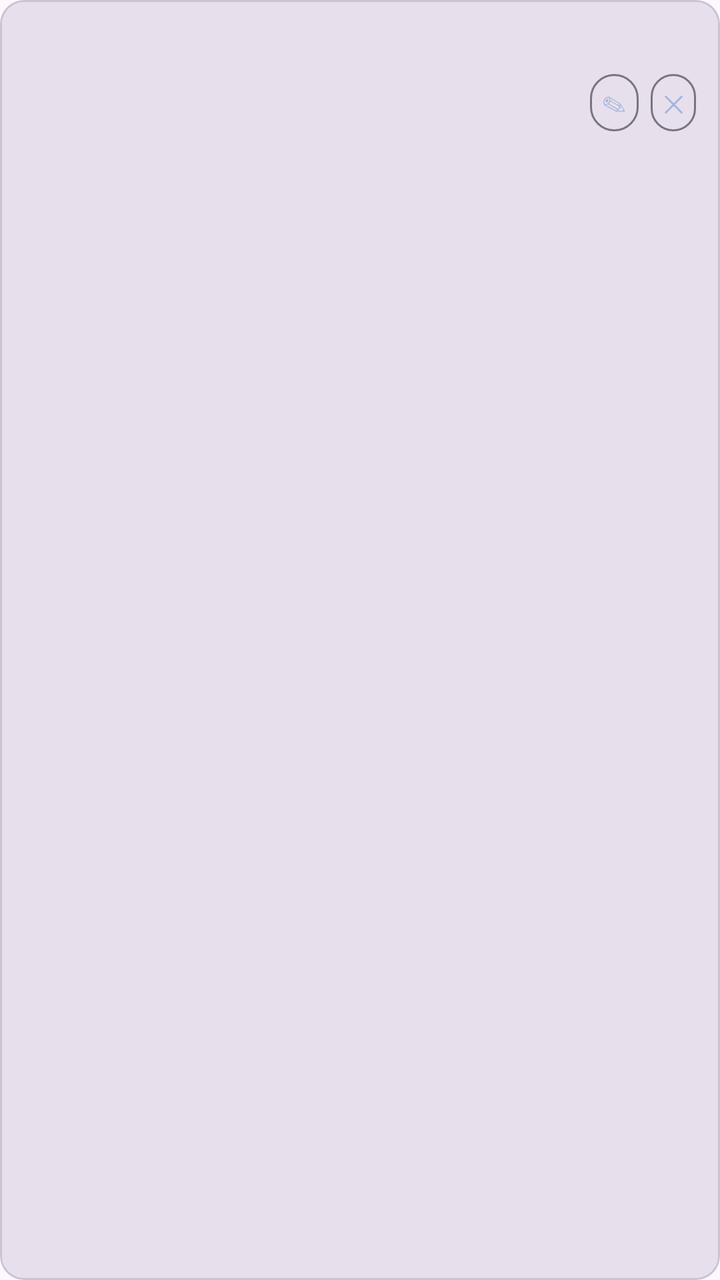
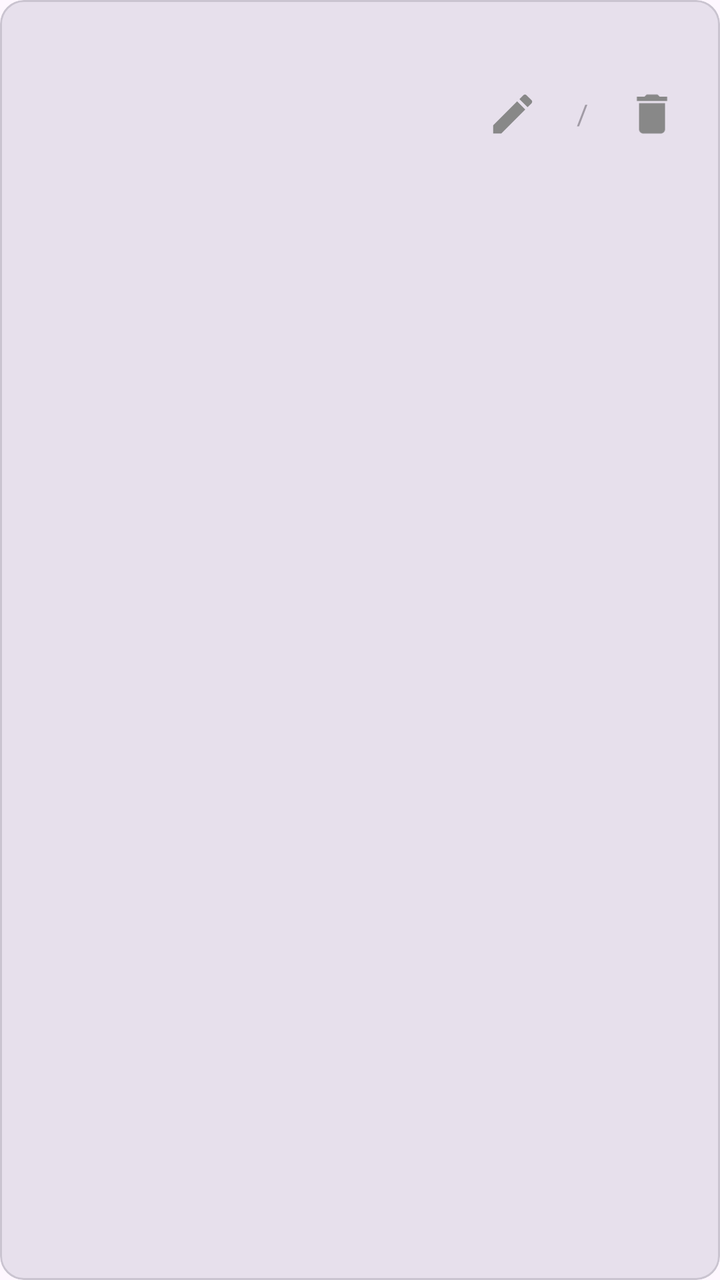

Screens rendered from an Android XML layout before and after an edit, with the pre-edit source and the edit as a unified diff.
<!-- AndroidManifest.xml: application theme Theme.WhalePet -->
<!-- res/layout/item_line.xml -->
<?xml version="1.0" encoding="utf-8"?>
<com.google.android.material.card.MaterialCardView xmlns:android="http://schemas.android.com/apk/res/android"
    xmlns:app="http://schemas.android.com/apk/res-auto"
    android:layout_width="match_parent"
    android:layout_height="wrap_content"
    android:layout_marginBottom="8dp"
    app:cardBackgroundColor="?attr/colorSurfaceVariant"
    app:cardCornerRadius="12dp"
    app:cardElevation="0dp">

    <LinearLayout
        android:layout_width="match_parent"
        android:layout_height="wrap_content"
        android:orientation="vertical"
        android:padding="12dp">

        <TextView
            android:id="@+id/line_text"
            android:layout_width="match_parent"
            android:layout_height="wrap_content"
            android:textSize="14sp"
            android:textColor="?attr/colorOnSurfaceVariant" />

        <LinearLayout
            android:layout_width="match_parent"
            android:layout_height="wrap_content"
            android:layout_marginTop="6dp"
            android:gravity="end"
            android:orientation="horizontal">

            <Button
                android:id="@+id/btn_edit_line"
                style="?attr/materialButtonOutlinedStyle"
                android:layout_width="wrap_content"
                android:layout_height="wrap_content"
                android:contentDescription="@string/edit_line_hint"
                android:insetTop="0dp"
                android:insetBottom="0dp"
                android:minWidth="0dp"
                android:minHeight="28dp"
                android:paddingLeft="6dp"
                android:paddingRight="6dp"
                android:text="✎"
                android:textSize="12sp" />

            <Button
                android:id="@+id/btn_del_line"
                style="?attr/materialButtonOutlinedStyle"
                android:layout_width="wrap_content"
                android:layout_height="wrap_content"
                android:layout_marginStart="6dp"
                android:contentDescription="@string/delete_line_title"
                android:insetTop="0dp"
                android:insetBottom="0dp"
                android:minWidth="0dp"
                android:minHeight="28dp"
                android:paddingLeft="6dp"
                android:paddingRight="6dp"
                android:text="✕"
                android:textSize="12sp" />
        </LinearLayout>
    </LinearLayout>
</com.google.android.material.card.MaterialCardView>
<!-- resources referenced by this layout -->
<resources>
  <string name="delete_line_title">删除台词</string>
  <string name="edit_line_hint">编辑台词</string>
  <style name="Theme.WhalePet" parent="Theme.Material3.DayNight.NoActionBar">
          
          <item name="colorPrimary">#A2B4DD</item>
          <item name="colorOnPrimary">#FFFFFF</item>
          <item name="colorPrimaryContainer">#D6DEF2</item>
          <item name="colorOnPrimaryContainer">#22315E</item>
          <item name="android:statusBarColor">@android:color/transparent</item>
      </style>
</resources>

<!-- the commit's change to res/layout/item_line.xml (unified diff, before → after) -->
@@ -24,40 +24,39 @@
         <LinearLayout
             android:layout_width="match_parent"
             android:layout_height="wrap_content"
-            android:layout_marginTop="6dp"
-            android:gravity="end"
+            android:layout_marginTop="4dp"
+            android:gravity="end|center_vertical"
             android:orientation="horizontal">
 
-            <Button
+            
+            <ImageButton
                 android:id="@+id/btn_edit_line"
-                style="?attr/materialButtonOutlinedStyle"
+                android:layout_width="44dp"
+                android:layout_height="44dp"
+                android:background="@null"
+                android:contentDescription="@string/edit_line_hint"
+                android:padding="9dp"
+                android:scaleType="fitCenter"
+                android:src="@drawable/ic_edit_line" />
+
+            <TextView
                 android:layout_width="wrap_content"
                 android:layout_height="wrap_content"
-                android:contentDescription="@string/edit_line_hint"
-                android:insetTop="0dp"
-                android:insetBottom="0dp"
-                android:minWidth="0dp"
-                android:minHeight="28dp"
-                android:paddingLeft="6dp"
-                android:paddingRight="6dp"
-                android:text="✎"
-                android:textSize="12sp" />
+                android:layout_marginStart="10dp"
+                android:layout_marginEnd="10dp"
+                android:alpha="0.45"
+                android:text="/"
+                android:textSize="14sp" />
 
-            <Button
+            <ImageButton
                 android:id="@+id/btn_del_line"
-                style="?attr/materialButtonOutlinedStyle"
-                android:layout_width="wrap_content"
-                android:layout_height="wrap_content"
-                android:layout_marginStart="6dp"
+                android:layout_width="44dp"
+                android:layout_height="44dp"
+                android:background="@null"
                 android:contentDescription="@string/delete_line_title"
-                android:insetTop="0dp"
-                android:insetBottom="0dp"
-                android:minWidth="0dp"
-                android:minHeight="28dp"
-                android:paddingLeft="6dp"
-                android:paddingRight="6dp"
-                android:text="✕"
-                android:textSize="12sp" />
+                android:padding="9dp"
+                android:scaleType="fitCenter"
+                android:src="@drawable/ic_delete_line" />
         </LinearLayout>
     </LinearLayout>
 </com.google.android.material.card.MaterialCardView>
<!-- resource entries referenced after the edit -->
@@ -1,5 +1,27 @@
 <!-- resources referenced by this layout -->
 <resources>
+  <!-- drawable ic_delete_line (drawable) -->
+  <?xml version="1.0" encoding="utf-8"?>
+  <vector xmlns:android="http://schemas.android.com/apk/res/android"
+      android:width="24dp"
+      android:height="24dp"
+      android:viewportWidth="24"
+      android:viewportHeight="24">
+      <path
+          android:fillColor="#FF888888"
+          android:pathData="M6,19c0,1.1 0.9,2 2,2h8c1.1,0 2,-0.9 2,-2V7H6v12zM19,4h-3.5l-1,-1h-5l-1,1H5v2h14V4z" />
+  </vector>
+  <!-- drawable ic_edit_line (drawable) -->
+  <?xml version="1.0" encoding="utf-8"?>
+  <vector xmlns:android="http://schemas.android.com/apk/res/android"
+      android:width="24dp"
+      android:height="24dp"
+      android:viewportWidth="24"
+      android:viewportHeight="24">
+      <path
+          android:fillColor="#FF888888"
+          android:pathData="M3,17.25V21h3.75L17.81,9.94l-3.75,-3.75L3,17.25zM20.71,7.04c0.39,-0.39 0.39,-1.02 0,-1.41l-2.34,-2.34c-0.39,-0.39 -1.02,-0.39 -1.41,0l-1.83,1.83 3.75,3.75 1.83,-1.83z" />
+  </vector>
   <string name="delete_line_title">删除台词</string>
   <string name="edit_line_hint">编辑台词</string>
   <style name="Theme.WhalePet" parent="Theme.Material3.DayNight.NoActionBar">
